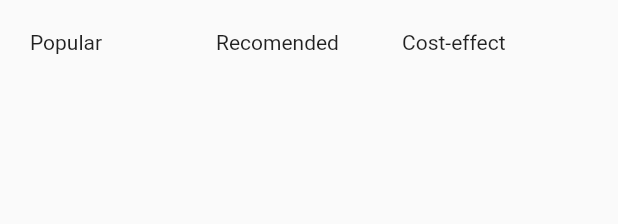
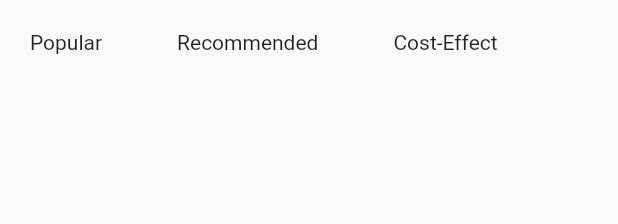
Before and after one commit to lohenyumnam/intern_daily_task, a Flutter app: the MyCustomTabs widget shown alone on an empty page, opened directly, on a phone screen of 412 x 824 dp. Shown: the top 224 px of the screen. Run offline on Flutter 3.47's test engine with Material 2 defaults, Android fonts, the phone set to English and light mode, and no system bars; network calls fail.

Commit message:
working on tabbar

```diff
--- a/lib/src/daily_task/page/travelApp/Components/customtabs.dart
+++ b/lib/src/daily_task/page/travelApp/Components/customtabs.dart
@@ -2,6 +2,8 @@ import 'package:flutter/material.dart';
 
 class MyCustomTabs extends StatelessWidget {
   const MyCustomTabs({Key? key}) : super(key: key);
+
+  final double sBox = 50.0;
 
   @override
   Widget build(BuildContext context) {
@@ -9,32 +11,30 @@ class MyCustomTabs extends StatelessWidget {
       padding: const EdgeInsets.all(20),
       child: Column(
         children: [
+          Stack(children: [
             Row(
               children: [
-              Expanded(
-                child: InkWell(
-                  onTap: () {
-                    debugPrint('Popular tapped.');
-                  },
-                  child: const Text('Popular'),
+                InkWell(
+                  onTap: () {},
+                  child: const Text("Popular"),
                 ),
+                SizedBox(
+                  width: sBox,
                 ),
-              Expanded(
-                child: InkWell(
-                    onTap: () {
-                      debugPrint('Recomended tapped.');
-                    },
-                    child: const Text('Recomended')),
+                InkWell(
+                  onTap: () {},
+                  child: const Text("Recommended"),
                 ),
-              Expanded(
-                child: InkWell(
-                    onTap: () {
-                      debugPrint('Cost-effect tapped.');
-                    },
-                    child: const Text('Cost-effect')),
+                SizedBox(
+                  width: sBox,
+                ),
+                InkWell(
+                  onTap: () {},
+                  child: const Text("Cost-Effect"),
                 ),
               ],
             ),
+          ])
         ],
       ),
     );
```
Lines whose indentation alone changed are shown as unchanged.
